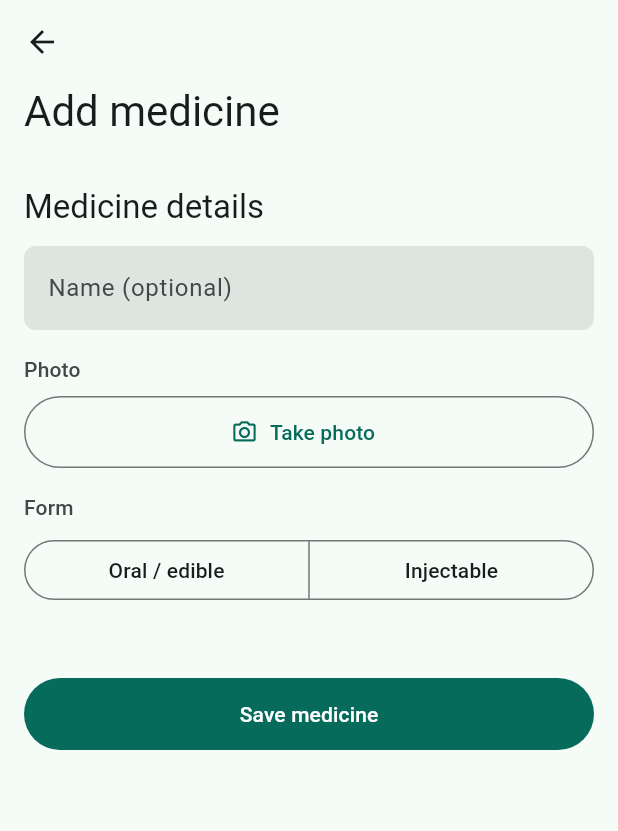
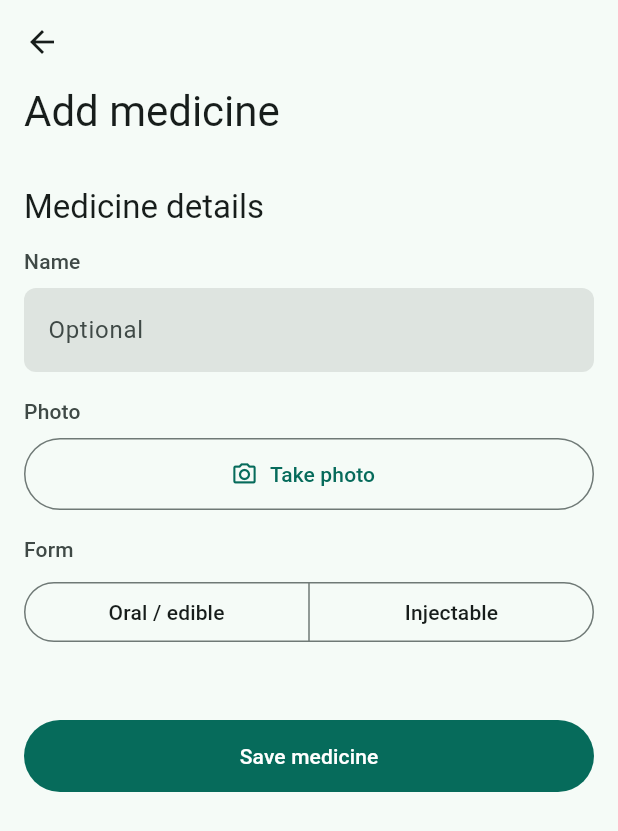
Before and after one commit to pratik97179/sahaay, a Flutter app: the screen it shows after launch, after a tap on "Add medicine", on a phone screen of 412 x 824 dp. Shown: the top 831 px of the screen. Run offline on Flutter 3.47's test engine with Material 3 defaults, Android fonts, the phone set to English and light mode, and no system bars; our stand-ins replace drift, drift_flutter, flutter_riverpod, go_router, image_picker; accounts and stored records are empty; generated files the repository leaves out were written again.

Commit message:
[fix]: clarify selected form option, align Name label, keep page title visible on scroll

```diff
--- a/lib/design_system/components/page_layout.dart
+++ b/lib/design_system/components/page_layout.dart
@@ -4,7 +4,7 @@ import '../sahaay_theme.dart';
 
 /// A navigable destination: owns insets, the page heading and screen-level
 /// actions (`docs/design-system.md` §3.1, §11.1).
-class PageLayout extends StatelessWidget {
+class PageLayout extends StatefulWidget {
   const PageLayout({
     required this.heading,
     required this.children,
@@ -22,17 +22,44 @@ class PageLayout extends StatelessWidget {
   static const double _maxContentWidth = 720;
 
   @override
+  State<PageLayout> createState() => _PageLayoutState();
+}
+
+class _PageLayoutState extends State<PageLayout> {
+  final _headerKey = GlobalKey();
+
+  /// Whether the page heading has scrolled out of view, in which case the
+  /// top bar repeats it so the user always knows where they are.
+  bool _headingHidden = false;
+
+  bool _onScroll(ScrollNotification notification) {
+    if (notification.depth != 0) return false;
+    final header = _headerKey.currentContext?.findRenderObject();
+    final headerHeight = header is RenderBox ? header.size.height : 0.0;
+    final hidden = notification.metrics.pixels > headerHeight;
+    if (hidden != _headingHidden) setState(() => _headingHidden = hidden);
+    return false;
+  }
+
+  @override
   Widget build(BuildContext context) {
     final spacing = context.spacing;
     return Scaffold(
-      appBar: AppBar(actions: actions),
-      floatingActionButton: primaryAction,
+      appBar: AppBar(
+        title: _headingHidden ? Text(widget.heading) : null,
+        actions: widget.actions,
+      ),
+      floatingActionButton: widget.primaryAction,
       body: SafeArea(
         top: false,
         child: Align(
           alignment: Alignment.topCenter,
           child: ConstrainedBox(
-            constraints: const BoxConstraints(maxWidth: _maxContentWidth),
+            constraints: const BoxConstraints(
+              maxWidth: PageLayout._maxContentWidth,
+            ),
+            child: NotificationListener<ScrollNotification>(
+              onNotification: _onScroll,
               child: ListView(
                 padding: EdgeInsets.fromLTRB(
                   spacing.pageInset,
@@ -41,10 +68,11 @@ class PageLayout extends StatelessWidget {
                   spacing.pageInset * 6,
                 ),
                 children: [
-                PageHeader(heading: heading),
+                  PageHeader(key: _headerKey, heading: widget.heading),
                   SizedBox(height: spacing.sectionSeparation),
-                ...children,
+                  ...widget.children,
                 ],
+              ),
             ),
           ),
         ),
--- a/lib/design_system/sahaay_theme.dart
+++ b/lib/design_system/sahaay_theme.dart
@@ -21,6 +21,13 @@ abstract final class SahaayTheme {
     );
     final base = ThemeData(colorScheme: scheme, useMaterial3: true);
     const shapes = SahaayShapes();
+    final colors = SahaayColors.from(scheme);
+    final typography = SahaayTypography.from(
+      base.typography
+          .geometryThemeFor(ScriptCategory.englishLike)
+          .merge(base.textTheme),
+      scheme,
+    );
     return base.copyWith(
       scaffoldBackgroundColor: scheme.surface,
       filledButtonTheme: FilledButtonThemeData(
@@ -35,6 +42,7 @@ abstract final class SahaayTheme {
           minimumSize: const Size(64, 48),
         ),
       ),
+      segmentedButtonTheme: _segmentedButtonTheme(colors, typography),
       inputDecorationTheme: InputDecorationTheme(
         filled: true,
         fillColor: scheme.surfaceContainerHighest,
@@ -43,17 +51,38 @@ abstract final class SahaayTheme {
           borderSide: BorderSide.none,
         ),
       ),
-      extensions: [
-        SahaayTypography.from(
-          base.typography
-              .geometryThemeFor(ScriptCategory.englishLike)
-              .merge(base.textTheme),
-          scheme,
+      extensions: [typography, colors, const SahaaySpacing(), shapes],
+    );
+  }
+
+  /// Single-choice selections, such as the medicine form.
+  ///
+  /// The selected option uses the selected surface with full-strength text
+  /// and a check mark, so it never looks dimmer than the unselected ones and
+  /// selection does not rely on colour alone (`docs/design-system.md` §5.5).
+  static SegmentedButtonThemeData _segmentedButtonTheme(
+    SahaayColors colors,
+    SahaayTypography typography,
+  ) {
+    bool selected(Set<WidgetState> states) =>
+        states.contains(WidgetState.selected);
+    return SegmentedButtonThemeData(
+      style: ButtonStyle(
+        minimumSize: const WidgetStatePropertyAll(Size(0, 48)),
+        backgroundColor: WidgetStateProperty.resolveWith(
+          (states) => selected(states) ? colors.surfaceSelected : null,
         ),
-        SahaayColors.from(scheme),
-        const SahaaySpacing(),
-        shapes,
-      ],
+        foregroundColor: WidgetStateProperty.resolveWith(
+          (states) => states.contains(WidgetState.disabled)
+              ? colors.contentDisabled
+              : colors.contentPrimary,
+        ),
+        textStyle: WidgetStateProperty.resolveWith(
+          (states) => selected(states)
+              ? typography.actionLabel.copyWith(fontWeight: FontWeight.w700)
+              : typography.actionLabel,
+        ),
+      ),
     );
   }
 }
--- a/lib/features/medicines/presentation/add_medicine_page.dart
+++ b/lib/features/medicines/presentation/add_medicine_page.dart
@@ -83,15 +83,14 @@ class _AddMedicinePageState extends ConsumerState<AddMedicinePage> {
           child: Column(
             crossAxisAlignment: CrossAxisAlignment.stretch,
             children: [
-              Padding(
-                padding: EdgeInsets.only(bottom: spacing.fieldSeparation),
+              LabeledField(
+                label: 'Name',
                 child: TextField(
                   controller: _name,
                   enabled: !_busy,
                   textCapitalization: TextCapitalization.sentences,
-                  decoration: const InputDecoration(
-                    labelText: 'Name (optional)',
-                  ),
+                  textInputAction: TextInputAction.done,
+                  decoration: const InputDecoration(hintText: 'Optional'),
                 ),
               ),
               LabeledField(
@@ -148,7 +147,6 @@ class _AddMedicinePageState extends ConsumerState<AddMedicinePage> {
                   ],
                   selected: {?_form},
                   emptySelectionAllowed: true,
-                  showSelectedIcon: false,
                   onSelectionChanged: _busy
                       ? null
                       : (selection) =>
--- a/lib/features/medicines/presentation/medicine_details_page.dart
+++ b/lib/features/medicines/presentation/medicine_details_page.dart
@@ -19,7 +19,7 @@ class MedicineDetailsPage extends ConsumerWidget {
   Future<void> _delete(BuildContext context, WidgetRef ref, Medicine m) async {
     final confirmed = await confirmDestructiveAction(
       context,
-      title: 'Delete ${m.displayName}?',
+      title: m.name == null ? 'Delete this medicine?' : 'Delete ${m.name}?',
       message:
           'This deletes the medicine, its photo and all of its reminders. '
           "This can't be undone.",
```
Also changed, not shown: 3 other files. Lines whose indentation alone changed are shown as unchanged.
